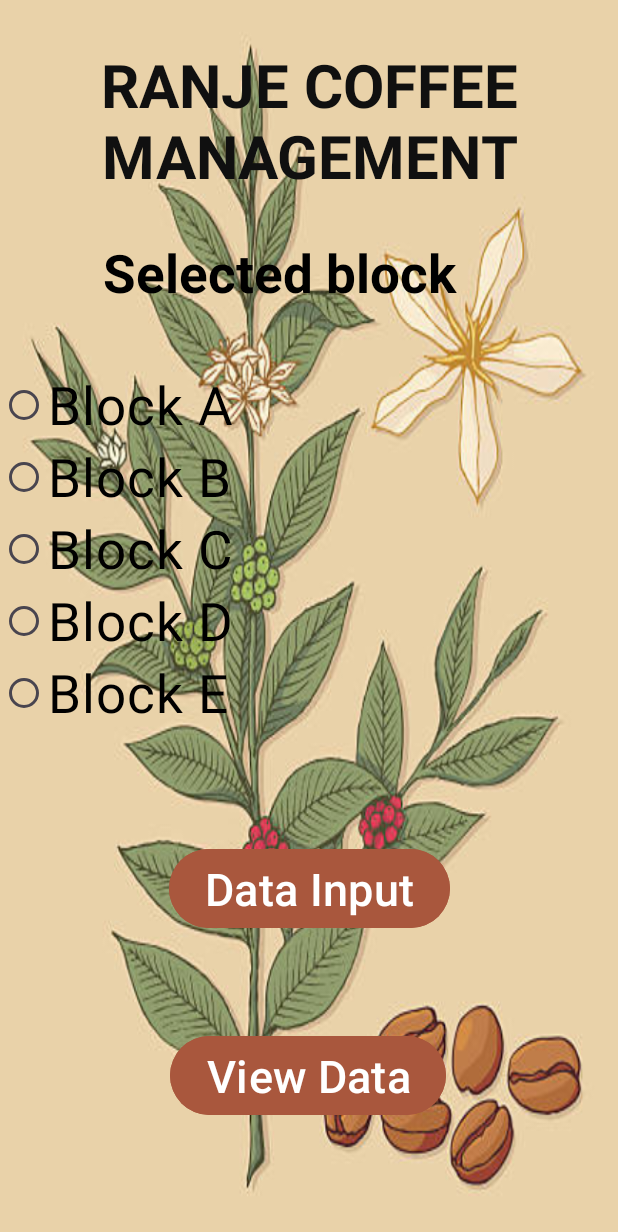
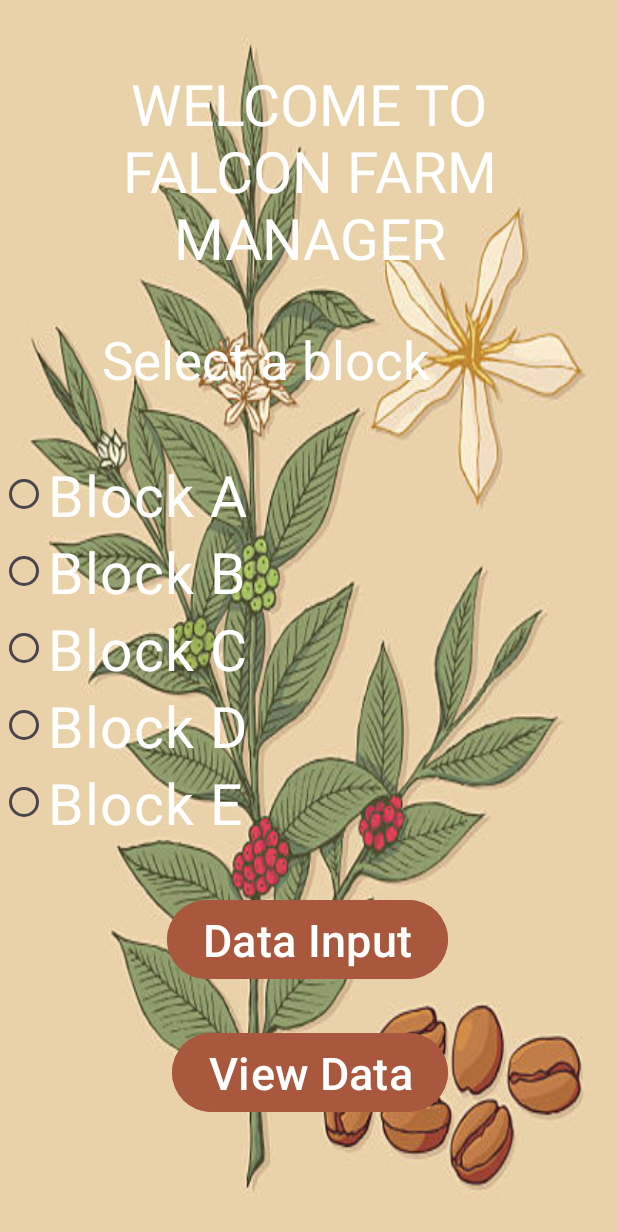
Before and after one commit to yeah1tsmark/Ranje_Coffee_Management, an Android app built with Jetpack Compose: the MainActivity screen opened directly, with no data from a screen before it, on a phone screen of 412 x 824 dp. Shown: the top 1232 px of the screen. Run offline under Robolectric (Android 15) with nearby library versions, the phone set to English and light mode, and no system bars.

Commit message:
made ui changes to input and splash screen page

```diff
--- a/app/src/main/AndroidManifest.xml
+++ b/app/src/main/AndroidManifest.xml
@@ -9,7 +9,7 @@
         android:dataExtractionRules="@xml/data_extraction_rules"
         android:fullBackupContent="@xml/backup_rules"
         android:icon="@drawable/coffee_background_img_8"
-        android:label="@string/app_name"
+        android:label="Falcon Coffee Management"
         android:roundIcon="@drawable/coffee_background_img_8"
         android:supportsRtl="true"
         android:theme="@style/Theme.RanjeCoffeeManagement"
@@ -21,18 +21,20 @@
         <activity
             android:name=".DataInputActivity"
             android:theme="@style/Theme.RanjeCoffeeManagement"
+            android:windowSoftInputMode="adjustResize"
             android:exported="true" />
         <activity
             android:name=".SplashScreenActivity"
             android:exported="true"
             android:noHistory="true"
-            android:theme="@style/SplashScreenTheme">
+            android:theme="@style/AppTheme.NoActionBar">
             <intent-filter>
                 <action android:name="android.intent.action.MAIN" />
 
                 <category android:name="android.intent.category.LAUNCHER" />
             </intent-filter>
         </activity>
+
         <activity
             android:name=".LoginActivity"
             android:theme="@style/Theme.RanjeCoffeeManagement"
--- a/app/src/main/res/layout/activity_main.xml
+++ b/app/src/main/res/layout/activity_main.xml
@@ -15,29 +15,28 @@
         android:layout_width="275dp"
         android:layout_height="46dp"
         android:layout_marginStart="68dp"
-        android:layout_marginTop="27dp"
+        android:layout_marginTop="32dp"
         android:layout_marginEnd="68dp"
-        android:hint="Selected block"
-        android:textColor="@color/black"
-        android:textColorHint="@color/black"
+        android:hint="Select a block"
+        android:textColorHint="@color/white"
+        android:textColor="@color/white"
         android:textSize="35sp"
-        android:textStyle="bold"
         app:layout_constraintEnd_toEndOf="parent"
+        app:layout_constraintHorizontal_bias="0.0"
         app:layout_constraintStart_toStartOf="parent"
         app:layout_constraintTop_toBottomOf="@+id/txtheadinghome" />
 
     <TextView
         android:id="@+id/txtheadinghome"
-        android:layout_width="351dp"
+        android:layout_width="370dp"
         android:layout_height="wrap_content"
         android:layout_marginStart="30dp"
-        android:layout_marginTop="29dp"
+        android:layout_marginTop="43dp"
         android:layout_marginEnd="30dp"
-        android:text="RANJE COFFEE MANAGEMENT"
+        android:text="WELCOME TO FALCON FARM MANAGER"
         android:textAlignment="center"
-        android:textColor="#101010"
-        android:textSize="40sp"
-        android:textStyle="bold"
+        android:textColor="@color/white"
+        android:textSize="38sp"
         app:layout_constraintEnd_toEndOf="parent"
         app:layout_constraintStart_toStartOf="parent"
         app:layout_constraintTop_toTopOf="parent" />
@@ -59,40 +58,41 @@
             android:layout_width="wrap_content"
             android:layout_height="wrap_content"
             android:text="Block A"
-            android:textColor="@color/black"
-            android:textSize="35sp" />
+            android:textColor="@color/white"
+
+            android:textSize="38sp" />
 
         <RadioButton
             android:id="@+id/rbtnranjeannex"
             android:layout_width="wrap_content"
             android:layout_height="wrap_content"
             android:text="Block B"
-            android:textColor="@color/black"
-            android:textSize="35sp" />
+            android:textColor="@color/white"
+            android:textSize="38sp" />
 
         <RadioButton
             android:id="@+id/rbtnsangalo"
             android:layout_width="wrap_content"
             android:layout_height="wrap_content"
             android:text="Block C"
-            android:textColor="@color/black"
-            android:textSize="35sp" />
+            android:textColor="@color/white"
+            android:textSize="38sp" />
 
         <RadioButton
             android:id="@+id/rbtnbuema"
             android:layout_width="wrap_content"
             android:layout_height="wrap_content"
             android:text="Block D"
-            android:textColor="@color/black"
-            android:textSize="35sp" />
+            android:textColor="@color/white"
+            android:textSize="38sp" />
 
         <RadioButton
             android:id="@+id/rbtnnangeni"
             android:layout_width="wrap_content"
             android:layout_height="wrap_content"
             android:text="Block E"
-            android:textColor="@color/black"
-            android:textSize="35sp" />
+            android:textColor="@color/white"
+            android:textSize="38sp" />
     </RadioGroup>
 
     <Button
@@ -100,12 +100,13 @@
         android:layout_width="wrap_content"
         android:layout_height="wrap_content"
         android:layout_marginStart="111dp"
-        android:layout_marginTop="54dp"
+        android:layout_marginTop="30dp"
         android:layout_marginEnd="111dp"
         android:backgroundTint="#A9573D"
         android:text="Data Input"
         android:textSize="30sp"
         app:layout_constraintEnd_toEndOf="parent"
+        app:layout_constraintHorizontal_bias="0.0"
         app:layout_constraintStart_toStartOf="parent"
         app:layout_constraintTop_toBottomOf="@+id/rgblocks" />
 
@@ -115,8 +116,8 @@
         android:layout_height="wrap_content"
         android:layout_marginStart="112dp"
         android:layout_marginTop="19dp"
-        android:layout_marginEnd="113dp"
-        android:layout_marginBottom="32dp"
+        android:layout_marginEnd="111dp"
+        android:layout_marginBottom="70dp"
         android:backgroundTint="#A9573D"
         android:text="View Data"
         android:textSize="30sp"
--- a/app/src/main/res/values-night/themes.xml
+++ b/app/src/main/res/values-night/themes.xml
@@ -5,7 +5,11 @@
         <item name="android:textColorPrimary">@color/textColorPrimary</item> -->
         <!-- res/values-night/themes.xml (dark theme) -->
 
+        <!-- Make the activity full screen -->
         <item name="android:windowFullscreen">true</item>
+        <!-- Optional: Remove the action bar -->
+        <item name="windowActionBar">false</item>
+        <item name="windowNoTitle">true</item>
         <item name="android:windowNoTitle">true</item>
     </style>
 
--- a/app/src/main/res/values/styles.xml
+++ b/app/src/main/res/values/styles.xml
@@ -1,7 +1,14 @@
 <resources>
 
     <style name="Widget.Theme.RanjeCoffeeManagement.ButtonBar.Fullscreen" parent="">
-        <item name="android:background">@color/black_overlay</item>
+        <item name="android:background">@color/white</item>
         <item name="android:buttonBarStyle">?android:attr/buttonBarStyle</item>
     </style>
+
+    <style name="AppTheme.NoActionBar" parent="Theme.AppCompat.Light.NoActionBar">
+        <item name="android:windowFullscreen">true</item>
+        <item name="android:windowNoTitle">true</item>
+
+    </style>
+
 </resources>
--- a/app/src/main/res/values/themes.xml
+++ b/app/src/main/res/values/themes.xml
@@ -3,8 +3,11 @@
     <style name="Theme.RanjeCoffeeManagement" parent="Theme.Material3.Light.NoActionBar">
         <!-- Customize your light theme here. -->
         <item name="android:textColorPrimary">@color/textColorPrimary</item> --><!-- res/values/themes.xml (light theme) -->
+        <!-- Make the activity full screen -->
         <item name="android:windowFullscreen">true</item>
-        <item name="android:windowNoTitle">true</item>
+        <!-- Optional: Remove the action bar -->
+        <item name="windowActionBar">false</item>
+        <item name="windowNoTitle">true</item>
     </style>
 
     <style name="SplashScreenTheme" parent="Theme.AppCompat.Light.NoActionBar" />
```
Also changed, not shown: app/src/main/java/com/example/ranjecoffeemanagement/DataInputActivity.kt (+85 -25 lines), app/src/main/java/com/example/ranjecoffeemanagement/SplashScreenActivity.kt (+23 -3 lines), app/src/main/res/drawable/custom_progress_drawable.xml (added, +17 -0 lines), app/src/main/res/layout/activity_data_input.xml (+21 -9 lines), app/src/main/res/layout/activity_login.xml (+3 -4 lines), app/src/main/res/layout/activity_register.xml (+6 -5 lines), app/src/main/res/layout/activity_splash_screen.xml (+25 -3 lines).
